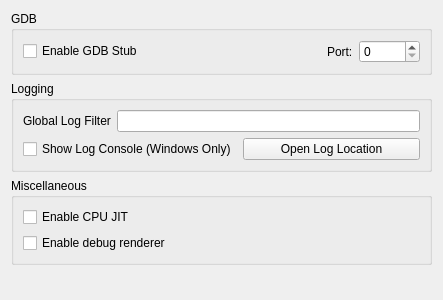
skblt/citra, file src/citra_qt/configuration/configure_debug.ui: the form before one commit.
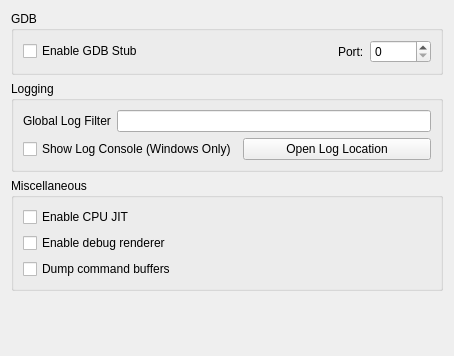
The form after the commit.

The edit to the form file:
```diff
--- a/src/citra_qt/configuration/configure_debug.ui
+++ b/src/citra_qt/configuration/configure_debug.ui
@@ -6,8 +6,8 @@
    <rect>
     <x>0</x>
     <y>0</y>
-    <width>443</width>
-    <height>300</height>
+    <width>454</width>
+    <height>356</height>
    </rect>
   </property>
   <property name="windowTitle">
@@ -132,6 +132,13 @@
         </property>
        </widget>
       </item>
+      <item>
+       <widget class="QCheckBox" name="toggle_dump_command_buffers">
+        <property name="text">
+         <string>Dump command buffers</string>
+        </property>
+       </widget>
+      </item>
      </layout>
     </widget>
    </item>
```
